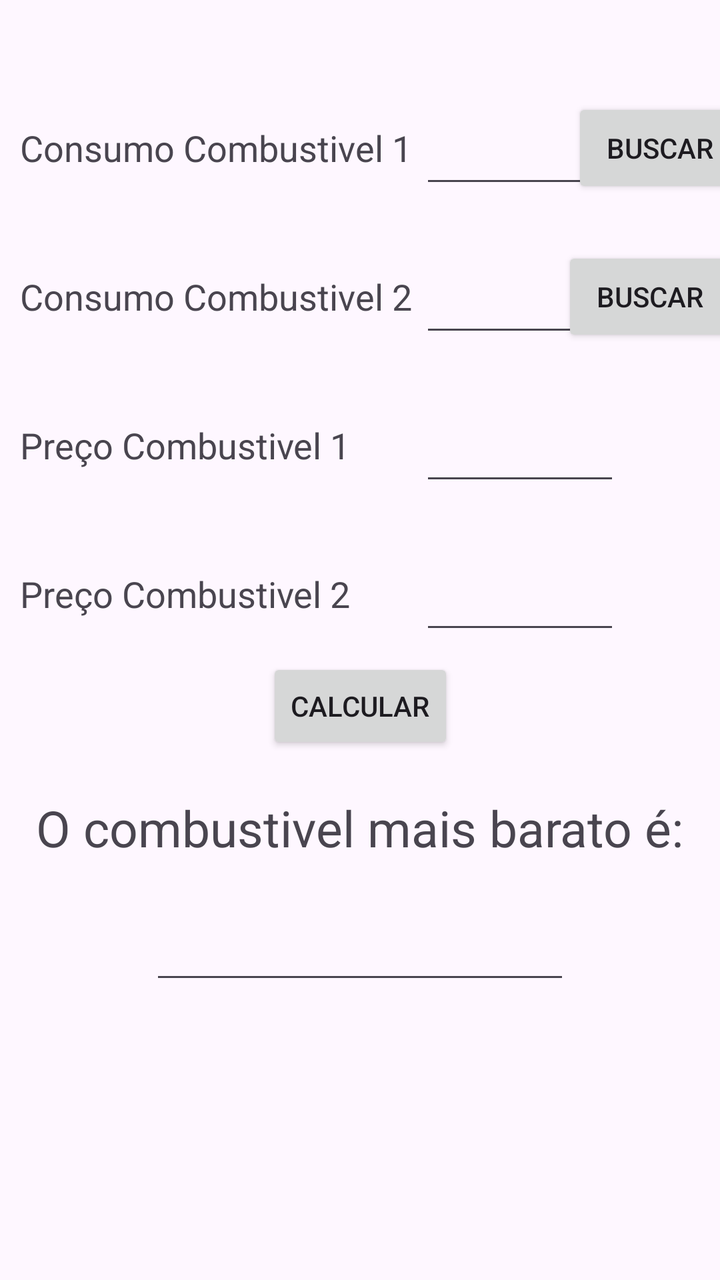
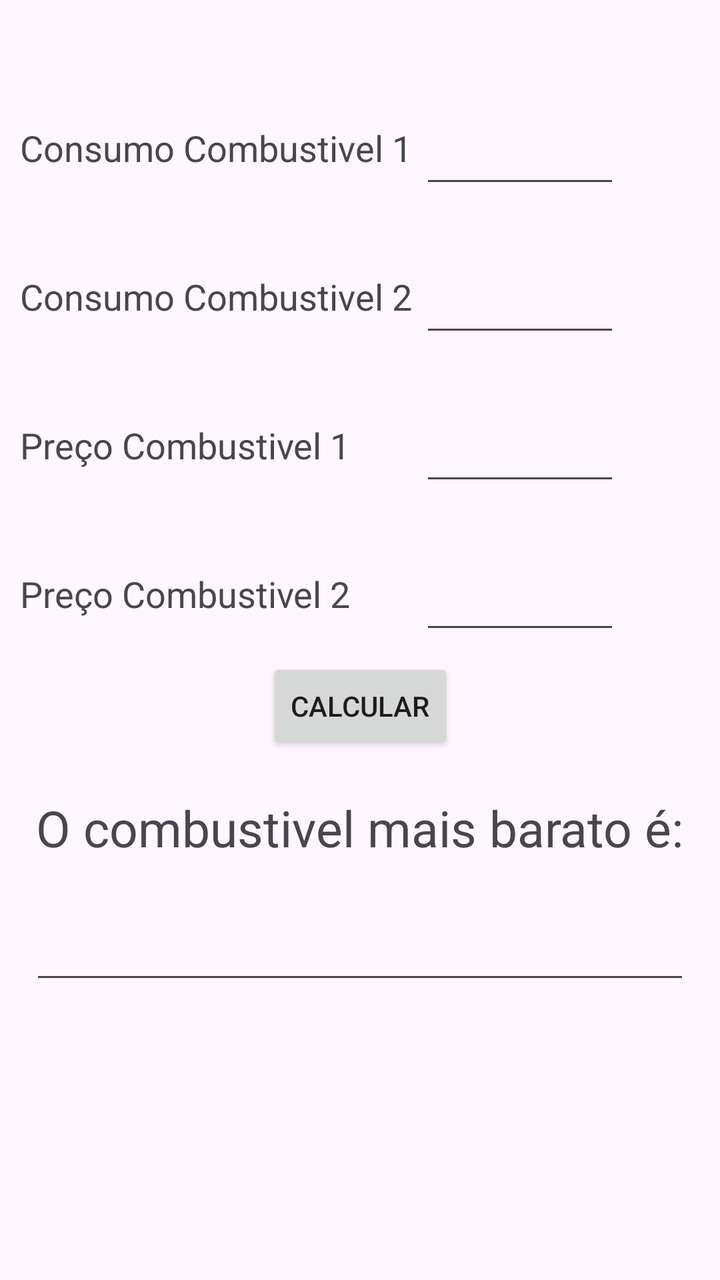

Compare the two renders of this Android layout. The source of the first and the diff that turns it into the second are given below.
<!-- AndroidManifest.xml: application theme Theme.CombustivelRentavel -->
<!-- res/layout/activity_rentavel.xml -->
<?xml version="1.0" encoding="utf-8"?>
<androidx.constraintlayout.widget.ConstraintLayout xmlns:android="http://schemas.android.com/apk/res/android"
    xmlns:app="http://schemas.android.com/apk/res-auto"
    xmlns:tools="http://schemas.android.com/tools"
    android:id="@+id/main"
    android:layout_width="match_parent"
    android:layout_height="match_parent"
    tools:context=".RentavelActivity">

    <TextView
        android:id="@+id/tvCombustivel1"
        android:layout_width="200dp"
        android:layout_height="wrap_content"
        android:layout_marginStart="10dp"
        android:text="Consumo Combustivel 1"
        android:textSize="18dp"
        app:layout_constraintBottom_toBottomOf="parent"
        app:layout_constraintEnd_toEndOf="parent"
        app:layout_constraintHorizontal_bias="0.0"
        app:layout_constraintStart_toStartOf="parent"
        app:layout_constraintTop_toTopOf="parent"
        app:layout_constraintVertical_bias="0.10" />

    <TextView
        android:id="@+id/tvCombustivel2"
        android:layout_width="200dp"
        android:layout_height="wrap_content"
        android:layout_marginTop="50dp"
        android:text="Consumo Combustivel 2"
        android:textSize="18dp"
        app:layout_constraintBottom_toBottomOf="parent"
        app:layout_constraintEnd_toEndOf="@+id/tvCombustivel1"
        app:layout_constraintStart_toStartOf="@+id/tvCombustivel1"
        app:layout_constraintTop_toBottomOf="@+id/tvCombustivel1"
        app:layout_constraintVertical_bias="0.0" />

    <TextView
        android:id="@+id/tvPreco1"
        android:layout_width="200dp"
        android:layout_height="wrap_content"
        android:layout_marginTop="50dp"
        android:text="Preço Combustivel 1"
        android:textSize="18dp"
        app:layout_constraintBottom_toBottomOf="parent"
        app:layout_constraintEnd_toEndOf="@+id/tvCombustivel2"
        app:layout_constraintHorizontal_bias="0.0"
        app:layout_constraintStart_toStartOf="@id/tvCombustivel2"
        app:layout_constraintTop_toBottomOf="@id/tvCombustivel2"
        app:layout_constraintVertical_bias="0.0" />

    <TextView
        android:id="@+id/tvPreco2"
        android:layout_width="200dp"
        android:layout_height="wrap_content"
        android:layout_marginTop="50dp"
        android:text="Preço Combustivel 2"
        android:textSize="18dp"
        app:layout_constraintBottom_toBottomOf="parent"
        app:layout_constraintEnd_toEndOf="@+id/tvPreco"
        app:layout_constraintHorizontal_bias="0"
        app:layout_constraintStart_toStartOf="@+id/tvPreco1"
        app:layout_constraintTop_toBottomOf="@+id/tvPreco1"
        app:layout_constraintVertical_bias="0.0" />

    <EditText
        android:id="@+id/etConsumoCombustivel1"
        android:layout_width="100dp"
        android:layout_height="50dp"
        android:ems="10"
        android:inputType="numberDecimal"
        app:layout_constraintBottom_toBottomOf="@+id/tvCombustivel1"
        app:layout_constraintEnd_toEndOf="parent"
        app:layout_constraintHorizontal_bias="0.0"
        app:layout_constraintStart_toEndOf="@id/tvCombustivel1"
        app:layout_constraintTop_toTopOf="@+id/tvCombustivel1" />

    <EditText
        android:id="@+id/etConsumoCombustivel2"
        android:layout_width="100dp"
        android:layout_height="50dp"
        android:ems="10"
        android:inputType="numberDecimal"
        app:layout_constraintBottom_toBottomOf="@+id/tvCombustivel2"
        app:layout_constraintEnd_toEndOf="@+id/etConsumoCombustivel1"
        app:layout_constraintStart_toEndOf="@+id/tvCombustivel2"
        app:layout_constraintTop_toTopOf="@+id/tvCombustivel2" />

    <EditText
        android:id="@+id/etPrecoComb1"
        android:layout_width="100dp"
        android:layout_height="50dp"
        android:ems="10"
        android:inputType="numberDecimal"
        app:layout_constraintBottom_toBottomOf="@+id/tvPreco1"
        app:layout_constraintEnd_toEndOf="@+id/etConsumoCombustivel2"
        app:layout_constraintStart_toEndOf="@+id/tvCombustivel2"
        app:layout_constraintTop_toTopOf="@+id/tvPreco1" />

    <EditText
        android:id="@+id/etPrecoComb2"
        android:layout_width="100dp"
        android:layout_height="50dp"
        android:ems="10"
        android:inputType="numberDecimal"
        app:layout_constraintBottom_toBottomOf="@+id/tvPreco2"
        app:layout_constraintEnd_toEndOf="@+id/etPrecoComb1"
        app:layout_constraintStart_toEndOf="@+id/tvPreco2"
        app:layout_constraintTop_toTopOf="@+id/tvPreco2" />

    <Button
        android:id="@+id/btCalculate"
        android:layout_width="wrap_content"
        android:layout_height="wrap_content"
        android:layout_marginTop="20dp"
        android:text="Calcular"
        app:layout_constraintBottom_toBottomOf="parent"
        app:layout_constraintEnd_toEndOf="parent"
        app:layout_constraintStart_toStartOf="parent"
        app:layout_constraintTop_toBottomOf="@+id/tvPreco2"
        app:layout_constraintVertical_bias="0.0" />

    <Button
        android:id="@+id/btSearch"
        android:layout_width="wrap_content"
        android:layout_height="50dp"
        android:layout_marginEnd="10dp"
        android:text="Buscar"
        android:textSize="14sp"
        app:layout_constraintBottom_toBottomOf="@+id/etConsumoCombustivel1"
        app:layout_constraintEnd_toEndOf="parent"
        app:layout_constraintStart_toEndOf="@+id/etConsumoCombustivel1"
        app:layout_constraintTop_toTopOf="@+id/etConsumoCombustivel1" />

    <Button
        android:id="@+id/btSearch2"
        android:layout_width="wrap_content"
        android:layout_height="50dp"
        android:layout_marginEnd="10dp"
        android:text="Buscar"
        android:textSize="14sp"
        app:layout_constraintBottom_toBottomOf="@+id/etConsumoCombustivel2"
        app:layout_constraintEnd_toEndOf="@+id/btSearch"
        app:layout_constraintStart_toStartOf="@+id/btSearch"
        app:layout_constraintTop_toTopOf="@+id/etConsumoCombustivel2" />

    <TextView
        android:id="@+id/tvResut"
        android:layout_width="wrap_content"
        android:layout_height="wrap_content"
        android:layout_marginTop="20dp"
        android:textSize="25dp"
        android:text="O combustivel mais barato é:"
        app:layout_constraintBottom_toBottomOf="parent"
        app:layout_constraintEnd_toEndOf="parent"
        app:layout_constraintStart_toStartOf="parent"
        app:layout_constraintTop_toBottomOf="@+id/btCalculate"
        app:layout_constraintVertical_bias="0.0" />

    <EditText
        android:id="@+id/etResult"
        android:layout_width="wrap_content"
        android:layout_height="wrap_content"
        android:layout_marginTop="25dp"
        android:ems="10"
        android:inputType="text"
        app:layout_constraintBottom_toBottomOf="parent"
        app:layout_constraintEnd_toEndOf="parent"
        app:layout_constraintStart_toStartOf="parent"
        app:layout_constraintTop_toBottomOf="@+id/tvResut"
        app:layout_constraintVertical_bias="0.0" />

</androidx.constraintlayout.widget.ConstraintLayout>
<!-- resources referenced by this layout -->
<resources>
  <style name="Theme.CombustivelRentavel" parent="Base.Theme.CombustivelRentavel" />
  <style name="Base.Theme.CombustivelRentavel" parent="Theme.Material3.DayNight.NoActionBar">
          
          
      </style>
</resources>

<!-- the commit's change to res/layout/activity_rentavel.xml (unified diff, before → after) -->
@@ -56,7 +56,7 @@
         android:text="Preço Combustivel 2"
         android:textSize="18dp"
         app:layout_constraintBottom_toBottomOf="parent"
-        app:layout_constraintEnd_toEndOf="@+id/tvPreco"
+        app:layout_constraintEnd_toEndOf="@+id/tvPreco1"
         app:layout_constraintHorizontal_bias="0"
         app:layout_constraintStart_toStartOf="@+id/tvPreco1"
         app:layout_constraintTop_toBottomOf="@+id/tvPreco1"
@@ -113,35 +113,13 @@
         android:layout_height="wrap_content"
         android:layout_marginTop="20dp"
         android:text="Calcular"
+        android:onClick="calcularRentabilidadeOnClick"
         app:layout_constraintBottom_toBottomOf="parent"
         app:layout_constraintEnd_toEndOf="parent"
         app:layout_constraintStart_toStartOf="parent"
         app:layout_constraintTop_toBottomOf="@+id/tvPreco2"
         app:layout_constraintVertical_bias="0.0" />
 
-    <Button
-        android:id="@+id/btSearch"
-        android:layout_width="wrap_content"
-        android:layout_height="50dp"
-        android:layout_marginEnd="10dp"
-        android:text="Buscar"
-        android:textSize="14sp"
-        app:layout_constraintBottom_toBottomOf="@+id/etConsumoCombustivel1"
-        app:layout_constraintEnd_toEndOf="parent"
-        app:layout_constraintStart_toEndOf="@+id/etConsumoCombustivel1"
-        app:layout_constraintTop_toTopOf="@+id/etConsumoCombustivel1" />
-
-    <Button
-        android:id="@+id/btSearch2"
-        android:layout_width="wrap_content"
-        android:layout_height="50dp"
-        android:layout_marginEnd="10dp"
-        android:text="Buscar"
-        android:textSize="14sp"
-        app:layout_constraintBottom_toBottomOf="@+id/etConsumoCombustivel2"
-        app:layout_constraintEnd_toEndOf="@+id/btSearch"
-        app:layout_constraintStart_toStartOf="@+id/btSearch"
-        app:layout_constraintTop_toTopOf="@+id/etConsumoCombustivel2" />
 
     <TextView
         android:id="@+id/tvResut"
@@ -158,9 +136,11 @@
 
     <EditText
         android:id="@+id/etResult"
-        android:layout_width="wrap_content"
+        android:layout_width="0dp"
         android:layout_height="wrap_content"
+        android:layout_marginStart="15dp"
         android:layout_marginTop="25dp"
+        android:layout_marginEnd="15dp"
         android:ems="10"
         android:inputType="text"
         app:layout_constraintBottom_toBottomOf="parent"
